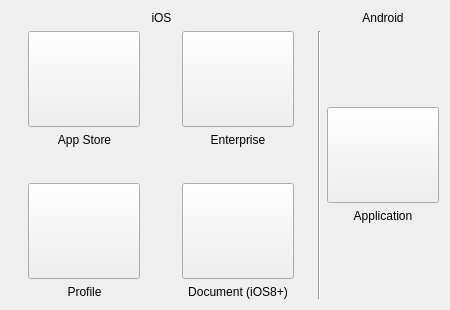
Old version of the form FWAdminLib/CreateMobileFilesetDlg.ui in the repository fw-dev/translations.
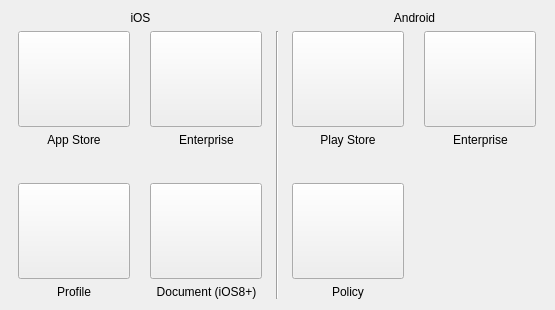
New version of the form. Icons and pictures are not drawn.

What changed in the file:
```diff
--- a/FWAdminLib/CreateMobileFilesetDlg.ui
+++ b/FWAdminLib/CreateMobileFilesetDlg.ui
@@ -6,7 +6,7 @@
    <rect>
     <x>0</x>
     <y>0</y>
-    <width>450</width>
+    <width>555</width>
     <height>310</height>
    </rect>
   </property>
@@ -400,24 +400,124 @@
       </widget>
      </item>
      <item row="1" column="2">
-      <layout class="QVBoxLayout" name="verticalLayout">
-       <item>
-        <spacer name="verticalSpacer_2">
+      <layout class="QGridLayout" name="gridLayout_android">
+       <item row="5" column="0">
+        <widget class="QLabel" name="label_androidPolicy">
+         <property name="sizePolicy">
+          <sizepolicy hsizetype="Preferred" vsizetype="Fixed">
+           <horstretch>0</horstretch>
+           <verstretch>0</verstretch>
+          </sizepolicy>
+         </property>
+         <property name="text">
+          <string>Policy</string>
+         </property>
+         <property name="alignment">
+          <set>Qt::AlignHCenter|Qt::AlignTop</set>
+         </property>
+        </widget>
+       </item>
+       <item row="4" column="0">
+        <layout class="QHBoxLayout" name="horizontalLayout_3_android">
+         <item>
+          <spacer name="horizontalSpacer_5_android">
+           <property name="orientation">
+            <enum>Qt::Horizontal</enum>
+           </property>
+           <property name="sizeHint" stdset="0">
+            <size>
+             <width>40</width>
+             <height>20</height>
+            </size>
+           </property>
+          </spacer>
+         </item>
+         <item>
+          <widget class="QPushButton" name="androidProfileButton">
+           <property name="sizePolicy">
+            <sizepolicy hsizetype="Fixed" vsizetype="Fixed">
+             <horstretch>0</horstretch>
+             <verstretch>0</verstretch>
+            </sizepolicy>
+           </property>
+           <property name="minimumSize">
+            <size>
+             <width>112</width>
+             <height>96</height>
+            </size>
+           </property>
+           <property name="focusPolicy">
+            <enum>Qt::NoFocus</enum>
+           </property>
+           <property name="toolTip">
+            <string>Create a Policy Fragment Fileset for Android devices</string>
+           </property>
+           <property name="text">
+            <string/>
+           </property>
+           <property name="icon">
+            <iconset resource="../FileWaveGuiLib/GuiLib.qrc">
+             <normaloff>:/IDI_ICON_FILESET_POLICY_ANDROID</normaloff>:/IDI_ICON_FILESET_POLICY_ANDROID</iconset>
+           </property>
+           <property name="iconSize">
+            <size>
+             <width>32</width>
+             <height>32</height>
+            </size>
+           </property>
+          </widget>
+         </item>
+         <item>
+          <spacer name="horizontalSpacer_6_android">
+           <property name="orientation">
+            <enum>Qt::Horizontal</enum>
+           </property>
+           <property name="sizeHint" stdset="0">
+            <size>
+             <width>40</width>
+             <height>20</height>
+            </size>
+           </property>
+          </spacer>
+         </item>
+        </layout>
+       </item>
+       <item row="2" column="2">
+        <widget class="QLabel" name="label_AndroidApplication">
+         <property name="sizePolicy">
+          <sizepolicy hsizetype="Preferred" vsizetype="Fixed">
+           <horstretch>0</horstretch>
+           <verstretch>0</verstretch>
+          </sizepolicy>
+         </property>
+         <property name="text">
+          <string>Enterprise</string>
+         </property>
+         <property name="alignment">
+          <set>Qt::AlignHCenter|Qt::AlignTop</set>
+         </property>
+        </widget>
+       </item>
+       <item row="3" column="0">
+        <spacer name="verticalSpacer_3_android">
          <property name="orientation">
           <enum>Qt::Vertical</enum>
          </property>
+         <property name="sizeType">
+          <enum>QSizePolicy::MinimumExpanding</enum>
+         </property>
          <property name="sizeHint" stdset="0">
           <size>
            <width>20</width>
-           <height>40</height>
+           <height>3</height>
           </size>
          </property>
         </spacer>
        </item>
-       <item>
-        <layout class="QHBoxLayout" name="horizontalLayout_5">
+       <item row="1" column="2">
+        <layout class="QHBoxLayout" name="horizontalLayout_2_android">
          <item>
-          <spacer name="horizontalSpacer_9">
+          <spacer name="horizontalSpacer_4_android">
            <property name="orientation">
             <enum>Qt::Horizontal</enum>
            </property>
@@ -465,6 +565,68 @@
           </widget>
          </item>
          <item>
+          <spacer name="horizontalSpacer_3_android">
+           <property name="orientation">
+            <enum>Qt::Horizontal</enum>
+           </property>
+           <property name="sizeHint" stdset="0">
+            <size>
+             <width>40</width>
+             <height>20</height>
+            </size>
+           </property>
+          </spacer>
+         </item>
+        </layout>
+       </item>
+       <item row="1" column="0">
+        <layout class="QHBoxLayout" name="horizontalLayout_5">
+         <item>
+          <spacer name="horizontalSpacer_9">
+           <property name="orientation">
+            <enum>Qt::Horizontal</enum>
+           </property>
+           <property name="sizeHint" stdset="0">
+            <size>
+             <width>40</width>
+             <height>20</height>
+            </size>
+           </property>
+          </spacer>
+         </item>
+         <item>
+          <widget class="QPushButton" name="playStoreButton">
+           <property name="sizePolicy">
+            <sizepolicy hsizetype="Fixed" vsizetype="Fixed">
+             <horstretch>0</horstretch>
+             <verstretch>0</verstretch>
+            </sizepolicy>
+           </property>
+           <property name="minimumSize">
+            <size>
+             <width>112</width>
+             <height>96</height>
+            </size>
+           </property>
+           <property name="focusPolicy">
+            <enum>Qt::NoFocus</enum>
+           </property>
+           <property name="text">
+            <string/>
+           </property>
+           <property name="icon">
+            <iconset resource="../FileWaveGuiLib/GuiLib.qrc">
+             <normaloff>:/Android_Playstore_Fileset_svg</normaloff>:/Android_Playstore_Fileset_svg</iconset>
+           </property>
+           <property name="iconSize">
+            <size>
+             <width>28</width>
+             <height>32</height>
+            </size>
+           </property>
+          </widget>
+         </item>
+         <item>
           <spacer name="horizontalSpacer_10">
            <property name="orientation">
             <enum>Qt::Horizontal</enum>
@@ -479,32 +641,22 @@
          </item>
         </layout>
        </item>
-       <item>
-        <widget class="QLabel" name="label">
+       <item row="2" column="0">
+        <widget class="QLabel" name="label_playStore">
+         <property name="sizePolicy">
+          <sizepolicy hsizetype="Preferred" vsizetype="Fixed">
+           <horstretch>0</horstretch>
+           <verstretch>0</verstretch>
+          </sizepolicy>
+         </property>
          <property name="text">
-          <string>Application</string>
+          <string>Play Store</string>
          </property>
          <property name="alignment">
           <set>Qt::AlignHCenter|Qt::AlignTop</set>
          </property>
-         <property name="wordWrap">
-          <bool>false</bool>
-         </property>
         </widget>
        </item>
-       <item>
-        <spacer name="verticalSpacer">
-         <property name="orientation">
-          <enum>Qt::Vertical</enum>
-         </property>
-         <property name="sizeHint" stdset="0">
-          <size>
-           <width>20</width>
-           <height>40</height>
-          </size>
-         </property>
-        </spacer>
-       </item>
       </layout>
      </item>
     </layout>
```
Left out of the diff: 10 changed lines with no effect on the pictures.
